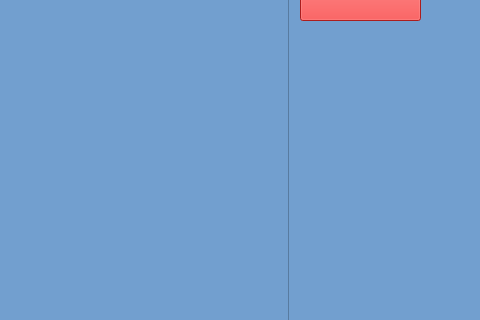
Before: the Qt Designer form mainwindow.ui in Julian-guillermo-zapata-rugeles/disparos_proyectil, drawn with Qt 5; both pictures show x 920 to 1400 and y 140 to 460 of the 1400 by 600 pixel window.
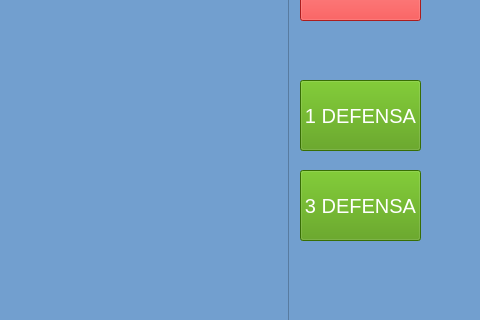
After: the same form once the commit is applied. Icons and pictures are not drawn.

Commit message: probando varios disparos simultaneos por boton

Diff of the .ui file:
```diff
--- a/mainwindow.ui
+++ b/mainwindow.ui
@@ -92,6 +92,44 @@
      <string>3 Proyectiles</string>
     </property>
    </widget>
+   <widget class="QPushButton" name="btn_1def">
+    <property name="geometry">
+     <rect>
+      <x>1220</x>
+      <y>220</y>
+      <width>121</width>
+      <height>71</height>
+     </rect>
+    </property>
+    <property name="styleSheet">
+     <string notr="true">background-color: rgb(239, 41, 41);
+background-color: rgb(78, 154, 6);
+font:20px;
+color:white;</string>
+    </property>
+    <property name="text">
+     <string>1 DEFENSA</string>
+    </property>
+   </widget>
+   <widget class="QPushButton" name="btn_3def">
+    <property name="geometry">
+     <rect>
+      <x>1220</x>
+      <y>310</y>
+      <width>121</width>
+      <height>71</height>
+     </rect>
+    </property>
+    <property name="styleSheet">
+     <string notr="true">background-color: rgb(239, 41, 41);
+background-color: rgb(78, 154, 6);
+font:20px;
+color:white;</string>
+    </property>
+    <property name="text">
+     <string>3 DEFENSA</string>
+    </property>
+   </widget>
   </widget>
   <widget class="QMenuBar" name="menubar">
    <property name="geometry">
```
Left out of the diff: 2 changed lines with no effect on the pictures. The commit also changes 2 other files.
